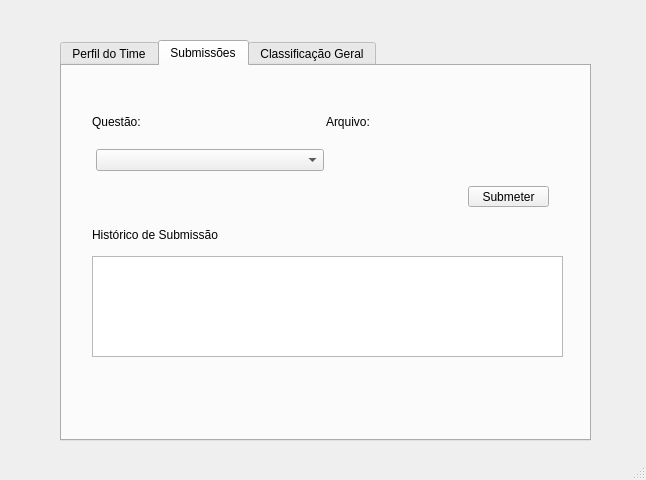
Old version of the form UserTeam.ui in the repository Samuel-OR/Snake_Mouth.
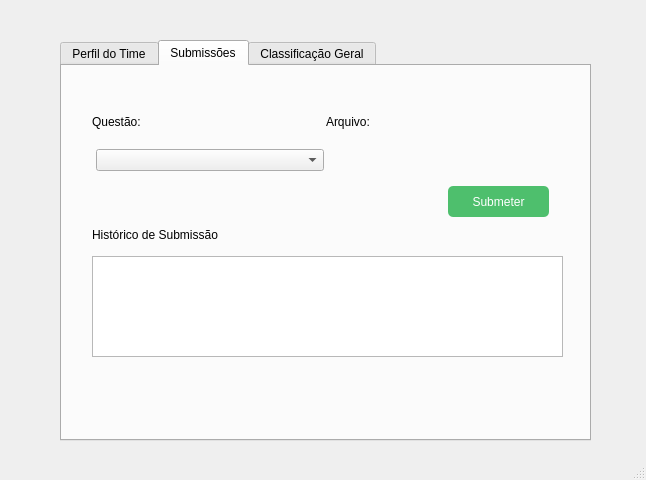
New version of the form. The open tabs and pages were chosen to show the change.

The edit to the form file:
```diff
--- a/UserTeam.ui
+++ b/UserTeam.ui
@@ -159,12 +159,18 @@
      <widget class="QPushButton" name="pushButton">
       <property name="geometry">
        <rect>
-        <x>406</x>
+        <x>386</x>
         <y>120</y>
-        <width>81</width>
-        <height>21</height>
+        <width>101</width>
+        <height>31</height>
        </rect>
       </property>
+      <property name="styleSheet">
+       <string notr="true">background-color: #4ebf6d;
+border-radius: 5px;
+padding: 4px;
+color: white;</string>
+      </property>
       <property name="text">
        <string>Submeter</string>
       </property>
@@ -174,7 +180,7 @@
        <rect>
         <x>30</x>
         <y>160</y>
-        <width>141</width>
+        <width>161</width>
         <height>17</height>
        </rect>
       </property>
```
Left out of the diff: 4 changed lines with no effect on the pictures.
